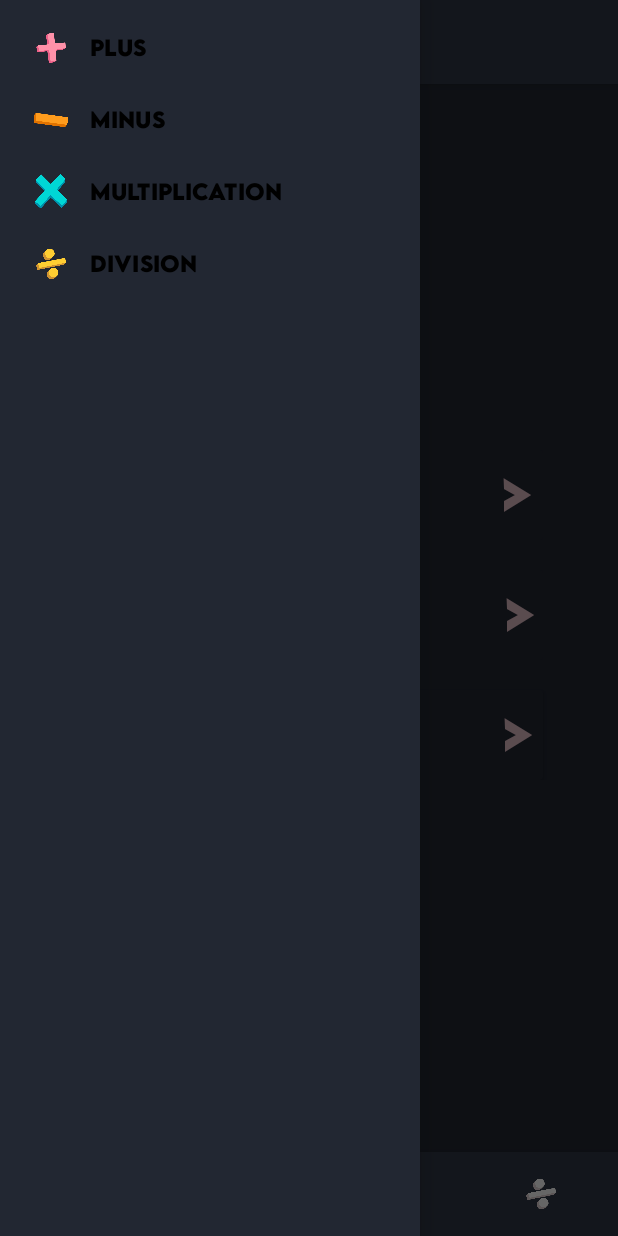
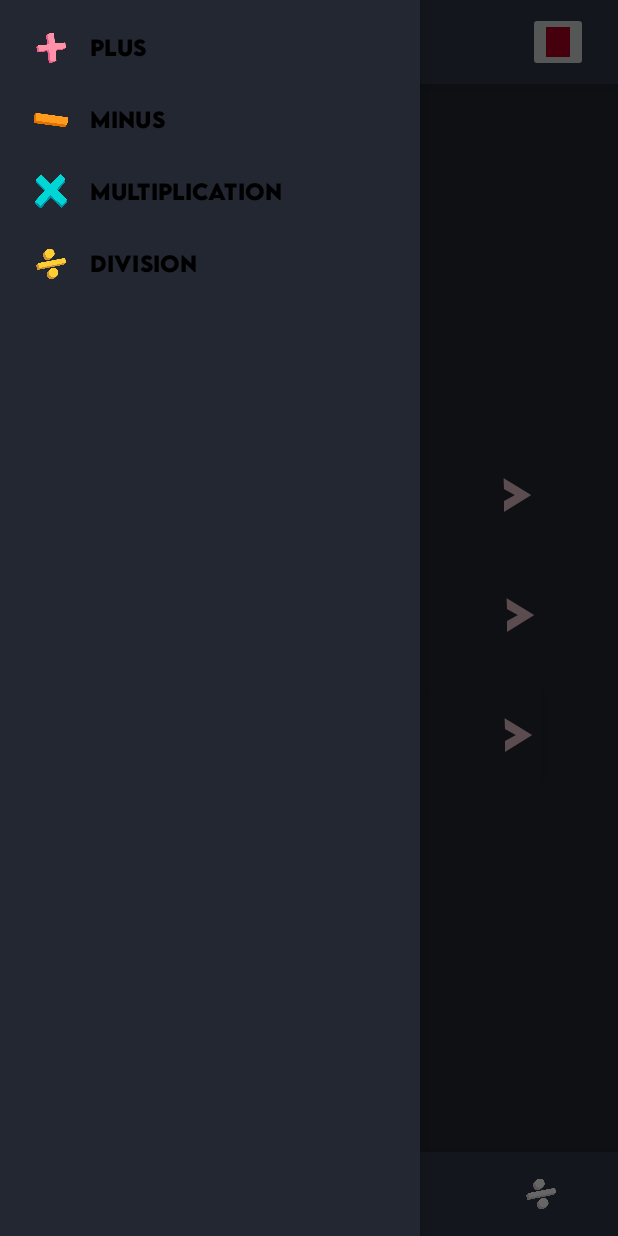
Before and after one commit to adelnasyrov/CountIt, an Android app: the screen it shows after launch (MainActivity), with the side drawer open, on a phone screen of 412 x 824 dp. Run offline under Robolectric (Android 15) with nearby library versions, the phone set to English and light mode, and no system bars; our stand-ins replace navigation-ui.

Commit message:
Your commit message

```diff
--- a/app/src/main/java/com/example/letscount/activities/MainActivity.kt
+++ b/app/src/main/java/com/example/letscount/activities/MainActivity.kt
@@ -11,6 +11,7 @@ import androidx.core.view.GravityCompat
 import androidx.drawerlayout.widget.DrawerLayout
 import androidx.navigation.NavController
 import androidx.navigation.findNavController
+import androidx.navigation.ui.NavigationUI
 import com.example.letscount.R
 import com.google.android.material.bottomnavigation.BottomNavigationView
 import com.google.android.material.navigation.NavigationView
@@ -20,7 +21,6 @@ class MainActivity : AppCompatActivity() {
     private var drawerLayout: DrawerLayout? = null
     private var bottomNavigationView: BottomNavigationView? = null
     private lateinit var navController: NavController
-    private var navigationView: NavigationView? = null
 
     @SuppressLint("RestrictedApi")
     override fun onCreate(savedInstanceState: Bundle?) {
@@ -32,12 +32,13 @@ class MainActivity : AppCompatActivity() {
         supportActionBar?.setDisplayHomeAsUpEnabled(true)
         supportActionBar?.setHomeAsUpIndicator(R.drawable.menu_plus)
         drawerLayout = findViewById(R.id.drawer)
-        navigationView = findViewById(R.id.nav_view)
-        navigationView?.itemIconTintList = null
+        val navigationView: NavigationView = findViewById(R.id.nav_view)
+        navigationView.itemIconTintList = null
         bottomNavigationView = findViewById(R.id.bottom)
-        navigationView?.setCheckedItem(R.id.plus)
+        navigationView.setCheckedItem(R.id.plus)
         bottomNavigationView?.itemIconTintList = null
         navController = findNavController(R.id.nav_host_fragment_content_main)
+        NavigationUI.setupWithNavController(navigationView, navController)
         var currentItem = "plus"
         bottomNavigationView?.setOnItemSelectedListener { item ->
             when (item.itemId) {
--- /dev/null
+++ b/app/src/main/res/drawable/exit.xml
@@ -0,0 +1,5 @@
+<vector android:autoMirrored="true" android:height="24dp"
+    android:tint="#00FFFD" android:viewportHeight="24"
+    android:viewportWidth="24" android:width="24dp" xmlns:android="http://schemas.android.com/apk/res/android">
+    <path android:fillColor="@android:color/white" android:pathData="M10.09,15.59L11.5,17l5,-5 -5,-5 -1.41,1.41L12.67,11H3v2h9.67l-2.58,2.59zM19,3H5c-1.11,0 -2,0.9 -2,2v4h2V5h14v14H5v-4H3v4c0,1.1 0.89,2 2,2h14c1.1,0 2,-0.9 2,-2V5c0,-1.1 -0.9,-2 -2,-2z"/>
+</vector>
--- a/app/src/main/res/layout/up_bar_view.xml
+++ b/app/src/main/res/layout/up_bar_view.xml
@@ -3,6 +3,7 @@
     xmlns:tools="http://schemas.android.com/tools"
     android:layout_width="match_parent"
     android:layout_height="match_parent"
+    xmlns:app="http://schemas.android.com/apk/res-auto"
     tools:showIn="@layout/activity_main">
 
     <com.google.android.material.appbar.AppBarLayout
@@ -14,7 +15,23 @@
             android:id="@+id/toolbar"
             android:layout_width="match_parent"
             android:layout_height="?attr/actionBarSize"
-            android:layout_gravity="center" />
+            android:layout_gravity="center">
+
+            <androidx.constraintlayout.widget.ConstraintLayout
+                android:layout_width="match_parent"
+                android:layout_height="match_parent">
+
+                <ImageButton
+                    android:layout_width="40dp"
+                    android:layout_height="40dp"
+                    android:layout_gravity="end"
+                    app:layout_constraintEnd_toEndOf="parent"
+                    app:layout_constraintTop_toTopOf="parent"
+                    app:layout_constraintBottom_toBottomOf="parent"
+                    android:layout_marginEnd="20dp"
+                    android:src="@color/design_default_color_error" />
+            </androidx.constraintlayout.widget.ConstraintLayout>
+        </androidx.appcompat.widget.Toolbar>
     </com.google.android.material.appbar.AppBarLayout>
 
     <include layout="@layout/content_main" />
```
